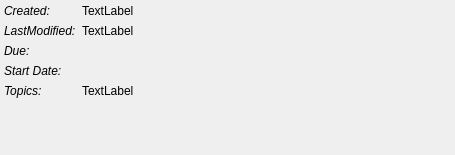
The window that src/itemview/properties.ui (KDE/zanshin) describes before a commit, drawn with Qt 5.
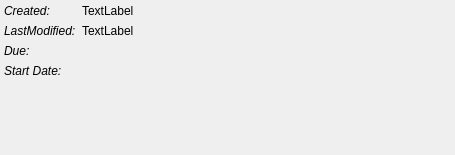
The same window after the commit. Custom widgets are drawn as their Qt base class.

Commit message: Throw out tag/context view and the list of topics.

The edit to the form file:
```diff
--- a/src/itemview/properties.ui
+++ b/src/itemview/properties.ui
@@ -105,25 +105,6 @@
      </property>
     </widget>
    </item>
-   <item row="4" column="0">
-    <widget class="QLabel" name="label_6">
-     <property name="font">
-      <font>
-       <italic>true</italic>
-      </font>
-     </property>
-     <property name="text">
-      <string>Topics:</string>
-     </property>
-    </widget>
-   </item>
-   <item row="4" column="1">
-    <widget class="QLabel" name="topics">
-     <property name="text">
-      <string>TextLabel</string>
-     </property>
-    </widget>
-   </item>
   </layout>
  </widget>
  <customwidgets>
```
The commit also changes 2 other files.
